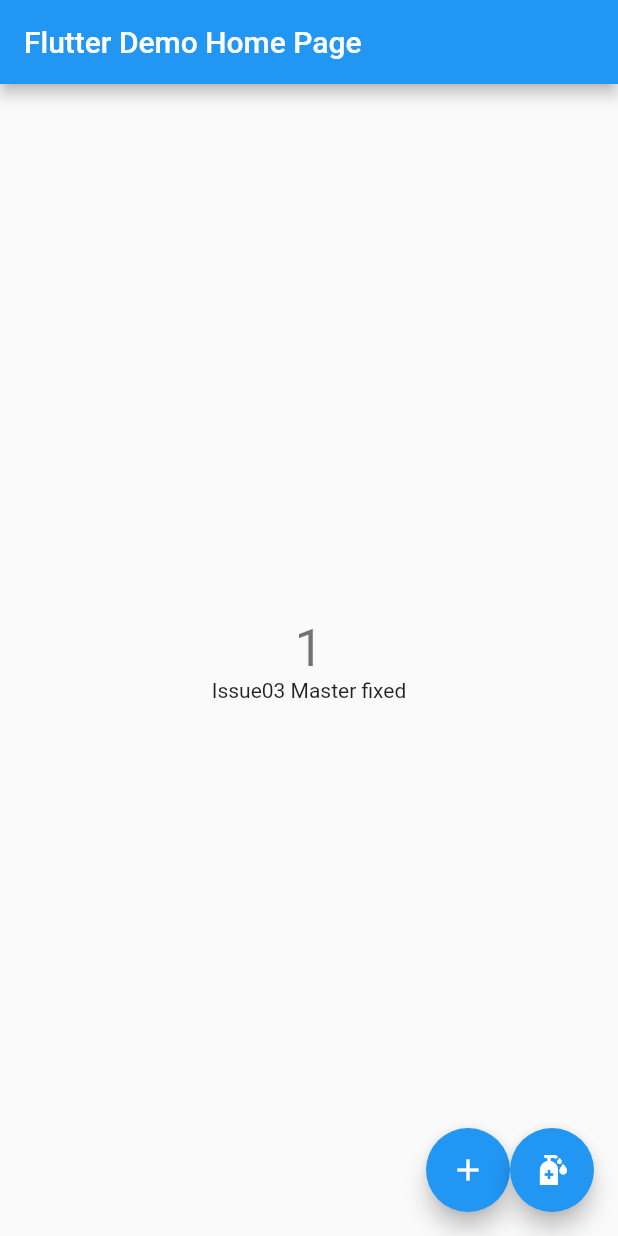
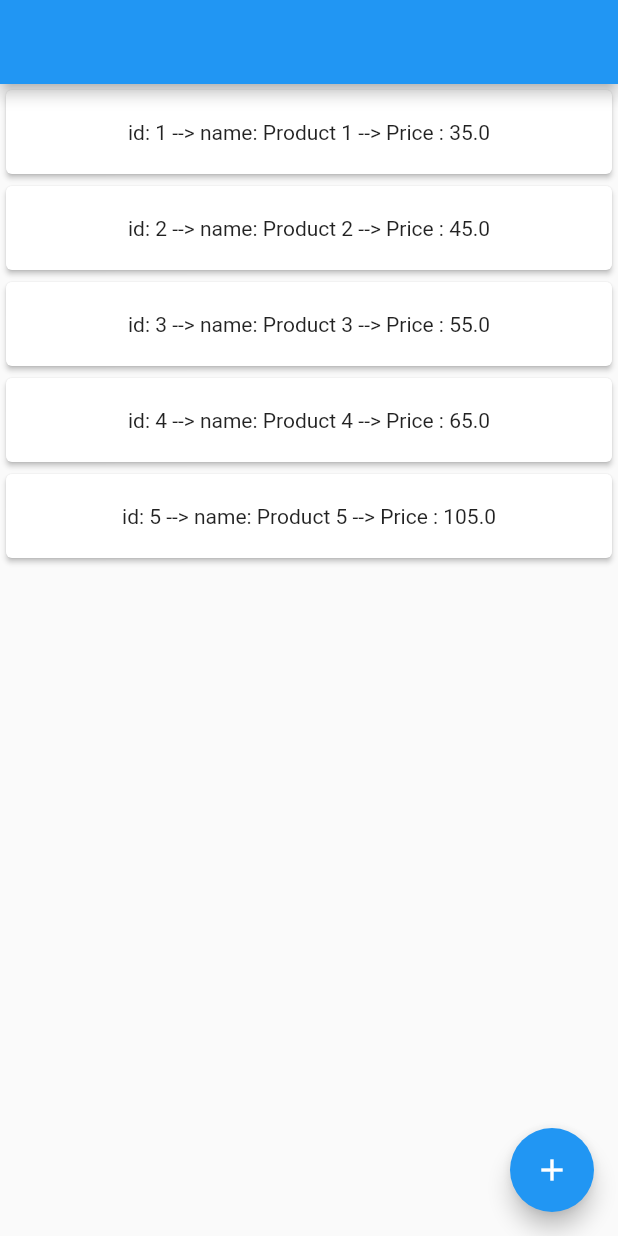
Before and after one commit to PSK13988/flutter_practice_app, a Flutter app: the screen it shows after launch, after a tap on the "add" icon, on a phone screen of 412 x 824 dp. Run offline on Flutter 3.47's test engine with Material 2 defaults, Android fonts, the phone set to English and light mode, and no system bars; our stand-ins replace get.

```diff
--- /dev/null
+++ b/lib/controllers/product_controller.dart
@@ -0,0 +1,22 @@
+import 'package:flutter_practice_app/models/product.dart';
+import 'package:get/get.dart';
+
+class ProductController extends GetxController {
+  var products = List<Product>().obs;
+
+  @override
+  void onInit() {
+    super.onInit();
+    List<Product> items = [
+      Product.fromJson({"id": 1, "name": "Product 1", "price": 35.0}),
+      Product.fromJson({"id": 2, "name": "Product 2", "price": 45.0}),
+      Product.fromJson({"id": 3, "name": "Product 3", "price": 55.0}),
+      Product.fromJson({"id": 4, "name": "Product 4", "price": 65.0}),
+    ];
+    products.assignAll(items);
+  }
+
+  void addProduct(Product product) {
+    products.add(product);
+  }
+}
--- a/lib/main.dart
+++ b/lib/main.dart
@@ -1,10 +1,14 @@
 import 'package:flutter/material.dart';
+import 'package:flutter_practice_app/controllers/product_controller.dart';
+import 'package:flutter_practice_app/views/product_list_screen.dart';
+import 'package:get/get.dart';
 
 // Master branch issue fixed commit
 // feature 1
 // feature 2
 // advance feature added
 void main() {
+  Get.put(ProductController());
   runApp(MyApp());
 }
 
@@ -17,68 +21,8 @@ class MyApp extends StatelessWidget {
         primarySwatch: Colors.blue,
         visualDensity: VisualDensity.adaptivePlatformDensity,
       ),
-      home: MyHomePage(title: 'Flutter Demo Home Page'),
+      home: ProductListScreen(),
+      navigatorKey: Get.key,
     );
   }
 }
-
-class MyHomePage extends StatefulWidget {
-  MyHomePage({Key key, this.title}) : super(key: key);
-
-  final String title;
-
-  @override
-  _MyHomePageState createState() => _MyHomePageState();
-}
-
-class _MyHomePageState extends State<MyHomePage> {
-  int _counter = 0;
-
-  void _incrementCounter() {
-    setState(() {
-      _counter++;
-    });
-  }
-
-  void _decrementCounter() {
-    setState(() {
-      _counter--;
-    });
-  }
-
-  @override
-  Widget build(BuildContext context) {
-    return Scaffold(
-      appBar: AppBar(
-        title: Text(widget.title),
-      ),
-      body: Center(
-        child: Column(
-          mainAxisAlignment: MainAxisAlignment.center,
-          children: <Widget>[
-            Text(
-              '$_counter',
-              style: Theme.of(context).textTheme.headline4,
-            ),
-            Text('Issue03 Master fixed'),
-          ],
-        ),
-      ),
-      floatingActionButton: Row(
-        mainAxisAlignment: MainAxisAlignment.end,
-        children: [
-          FloatingActionButton(
-            onPressed: _incrementCounter,
-            tooltip: 'Increment',
-            child: Icon(Icons.add),
-          ),
-          FloatingActionButton(
-            onPressed: _decrementCounter,
-            tooltip: 'Decrement',
-            child: Icon(Icons.sanitizer),
-          ),
-        ],
-      ), // This trailing comma makes auto-formatting nicer for build methods.
-    );
-  }
-}
--- /dev/null
+++ b/lib/models/product.dart
@@ -0,0 +1,37 @@
+/// id : 1
+/// name : "Product1"
+/// price : 35.0
+
+class Product {
+  int _id;
+  String _name;
+  double _price;
+
+  int get id => _id;
+  String get name => _name;
+  double get price => _price;
+
+  Product({
+      int id,
+      String name,
+      double price}){
+    _id = id;
+    _name = name;
+    _price = price;
+}
+
+  Product.fromJson(dynamic json) {
+    _id = json["id"];
+    _name = json["name"];
+    _price = json["price"];
+  }
+
+  Map<String, dynamic> toJson() {
+    var map = <String, dynamic>{};
+    map["id"] = _id;
+    map["name"] = _name;
+    map["price"] = _price;
+    return map;
+  }
+
+}
--- /dev/null
+++ b/lib/views/product_details/product_details_view.dart
@@ -0,0 +1,26 @@
+import 'package:flutter/material.dart';
+import 'package:get/get.dart';
+
+class ProductDetailScreen extends StatelessWidget {
+  static const routeName = 'product-detail';
+  const ProductDetailScreen({Key key}) : super(key: key);
+
+  @override
+  Widget build(BuildContext context) {
+    return Scaffold(
+      appBar: AppBar(),
+      body: Column(
+        children: [
+          Text('${Get.arguments.toString()}'),
+          Text('2'),
+          Text('3'),
+          FlatButton(
+              onPressed: () {
+                Get.back();
+              },
+              child: Text('Click Me for Back!'))
+        ],
+      ),
+    );
+  }
+}
--- /dev/null
+++ b/lib/views/product_list_screen.dart
@@ -0,0 +1,53 @@
+import 'package:flutter/material.dart';
+import 'package:flutter_practice_app/controllers/product_controller.dart';
+import 'package:flutter_practice_app/models/product.dart';
+import 'package:flutter_practice_app/views/product_details/product_details_view.dart';
+import 'package:get/get.dart';
+
+class ProductListScreen extends StatelessWidget {
+  @override
+  Widget build(BuildContext context) {
+    final productController = Get.find<ProductController>();
+    return Scaffold(
+      appBar: AppBar(),
+      body: Column(
+        children: [
+          // GetX<ProductController>(builder: (productController) {
+          //   return
+          Obx(
+            () => ListView.builder(
+                shrinkWrap: true,
+                itemCount: productController.products.length,
+                itemBuilder: (context, index) {
+                  return Card(
+                      elevation: 1.5,
+                      child: Column(
+                        children: [
+                          Padding(
+                            padding: const EdgeInsets.all(20.0),
+                            child: Text(
+                                'id: ${productController.products[index].id} --> name: ${productController.products[index].name}'
+                                ' --> Price : ${productController.products[index].price}'),
+                          ),
+                        ],
+                      ));
+                }),
+          ),
+          //}),
+        ],
+      ),
+      floatingActionButton: FloatingActionButton(
+        child: Icon(Icons.add),
+        onPressed: () {
+          var productController = Get.find<ProductController>();
+          var id = productController.products.length + 1;
+          var name = 'Product $id';
+          var price = 100.0 + id;
+          productController
+              .addProduct(Product(id: id, name: name, price: price));
+          print('Product added $name');
+        },
+      ),
+    );
+  }
+}
--- a/pubspec.yaml
+++ b/pubspec.yaml
@@ -28,6 +28,7 @@ dependencies:
   # The following adds the Cupertino Icons font to your application.
   # Use with the CupertinoIcons class for iOS style icons.
   cupertino_icons: ^1.0.0
+  get: ^3.26.0
 
 dev_dependencies:
   flutter_test:
```
Also changed, not shown: pubspec.lock.
